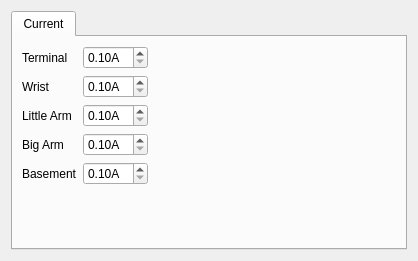
Qt form source/plugin/t4/motorconfig.ui (ww4u/mct-t4) before a commit.
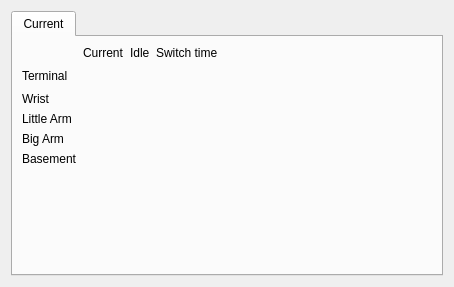
The same form after that commit. Icons and pictures are not drawn. Custom widgets are drawn as their Qt base class.

```diff
--- a/source/plugin/t4/motorconfig.ui
+++ b/source/plugin/t4/motorconfig.ui
@@ -6,8 +6,8 @@
    <rect>
     <x>0</x>
     <y>0</y>
-    <width>418</width>
-    <height>261</height>
+    <width>454</width>
+    <height>287</height>
    </rect>
   </property>
   <property name="windowTitle">
@@ -24,33 +24,28 @@
        <string>Current</string>
       </attribute>
       <layout class="QGridLayout" name="gridLayout">
-       <item row="4" column="1">
-        <widget class="QDoubleSpinBox" name="doubleSpinBox0">
-         <property name="suffix">
-          <string>A</string>
+       <item row="0" column="0">
+        <widget class="QLabel" name="label_3">
+         <property name="text">
+          <string/>
          </property>
-         <property name="minimum">
-          <double>0.100000000000000</double>
+        </widget>
+       </item>
+       <item row="0" column="1">
+        <widget class="QLabel" name="label_8">
+         <property name="text">
+          <string>Current</string>
          </property>
-         <property name="maximum">
-          <double>10.000000000000000</double>
-         </property>
         </widget>
        </item>
-       <item row="2" column="1">
-        <widget class="QDoubleSpinBox" name="doubleSpinBox2">
-         <property name="suffix">
-          <string>A</string>
+       <item row="0" column="2">
+        <widget class="QLabel" name="label_9">
+         <property name="text">
+          <string>Idle</string>
          </property>
-         <property name="minimum">
-          <double>0.100000000000000</double>
-         </property>
-         <property name="maximum">
-          <double>10.000000000000000</double>
-         </property>
         </widget>
        </item>
-       <item row="5" column="1">
+       <item row="6" column="2">
         <spacer name="verticalSpacer">
          <property name="orientation">
           <enum>Qt::Vertical</enum>
@@ -63,7 +58,7 @@
          </property>
         </spacer>
        </item>
-       <item row="0" column="3">
+       <item row="1" column="5">
         <spacer name="horizontalSpacer">
          <property name="orientation">
           <enum>Qt::Horizontal</enum>
@@ -76,79 +71,21 @@
          </property>
         </spacer>
        </item>
-       <item row="1" column="1">
-        <widget class="QDoubleSpinBox" name="doubleSpinBox3">
-         <property name="suffix">
-          <string>A</string>
-         </property>
-         <property name="minimum">
-          <double>0.100000000000000</double>
-         </property>
-         <property name="maximum">
-          <double>10.000000000000000</double>
-         </property>
-        </widget>
-       </item>
-       <item row="3" column="1">
-        <widget class="QDoubleSpinBox" name="doubleSpinBox1">
-         <property name="suffix">
-          <string>A</string>
-         </property>
-         <property name="minimum">
-          <double>0.100000000000000</double>
-         </property>
-         <property name="maximum">
-          <double>10.000000000000000</double>
-         </property>
-        </widget>
-       </item>
-       <item row="0" column="1">
-        <widget class="QDoubleSpinBox" name="doubleSpinBox4">
-         <property name="suffix">
-          <string>A</string>
-         </property>
-         <property name="minimum">
-          <double>0.100000000000000</double>
-         </property>
-         <property name="maximum">
-          <double>10.000000000000000</double>
-         </property>
-        </widget>
-       </item>
-       <item row="0" column="2" rowspan="5">
-        <widget class="QLabel" name="label_2">
-         <property name="maximumSize">
-          <size>
-           <width>160</width>
-           <height>160</height>
-          </size>
-         </property>
-         <property name="text">
-          <string/>
-         </property>
-         <property name="pixmap">
-          <pixmap>:/res/image/t4/motor.png</pixmap>
-         </property>
-         <property name="scaledContents">
-          <bool>true</bool>
-         </property>
-        </widget>
-       </item>
-       <item row="4" column="0">
+       <item row="5" column="0">
         <widget class="QLabel" name="label_4">
          <property name="text">
           <string>Basement</string>
          </property>
         </widget>
        </item>
-       <item row="3" column="0">
+       <item row="4" column="0">
         <widget class="QLabel" name="label_5">
          <property name="text">
           <string>Big Arm</string>
          </property>
         </widget>
        </item>
-       <item row="2" column="0">
+       <item row="3" column="0">
         <widget class="QLabel" name="label_6">
          <property name="text">
           <string>Little Arm</string>
@@ -156,25 +93,76 @@
         </widget>
        </item>
        <item row="1" column="0">
-        <widget class="QLabel" name="label_7">
-         <property name="text">
-          <string>Wrist</string>
-         </property>
-        </widget>
-       </item>
-       <item row="0" column="0">
         <widget class="QLabel" name="label">
          <property name="text">
           <string>Terminal</string>
          </property>
         </widget>
        </item>
+       <item row="2" column="0">
+        <widget class="QLabel" name="label_7">
+         <property name="text">
+          <string>Wrist</string>
+         </property>
+        </widget>
+       </item>
+       <item row="0" column="3">
+        <widget class="QLabel" name="label_10">
+         <property name="text">
+          <string>Switch time</string>
+         </property>
+        </widget>
+       </item>
+       <item row="1" column="1" colspan="3">
+        <widget class="MotorCurrent" name="current4" native="true"/>
+       </item>
+       <item row="2" column="1" colspan="3">
+        <widget class="MotorCurrent" name="current3" native="true"/>
+       </item>
+       <item row="3" column="1" colspan="3">
+        <widget class="MotorCurrent" name="current2" native="true"/>
+       </item>
+       <item row="4" column="1" colspan="3">
+        <widget class="MotorCurrent" name="current1" native="true"/>
+       </item>
+       <item row="5" column="1" colspan="3">
+        <widget class="MotorCurrent" name="current0" native="true"/>
+       </item>
+       <item row="0" column="4" rowspan="4">
+        <widget class="QLabel" name="label_2">
+         <property name="maximumSize">
+          <size>
+           <width>160</width>
+           <height>160</height>
+          </size>
+         </property>
+         <property name="text">
+          <string/>
+         </property>
+         <property name="pixmap">
+          <pixmap resource="../../../res/res.qrc">:/res/image/t4/motor.png</pixmap>
+         </property>
+         <property name="scaledContents">
+          <bool>true</bool>
+         </property>
+        </widget>
+       </item>
       </layout>
      </widget>
     </widget>
    </item>
   </layout>
  </widget>
- <resources/>
+ <customwidgets>
+  <customwidget>
+   <class>MotorCurrent</class>
+   <extends>QWidget</extends>
+   <header>motorcurrent.h</header>
+   <container>1</container>
+  </customwidget>
+ </customwidgets>
+ <resources>
+  <include location="../../../res/res.qrc"/>
+ </resources>
  <connections/>
 </ui>
```
